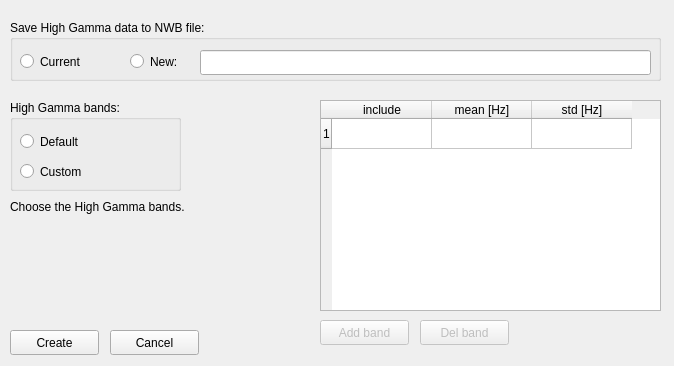
The window that ecogvis/ui/high_gamma_gui.ui (catalystneuro/ecogVIS) describes before a commit, drawn with Qt 5.
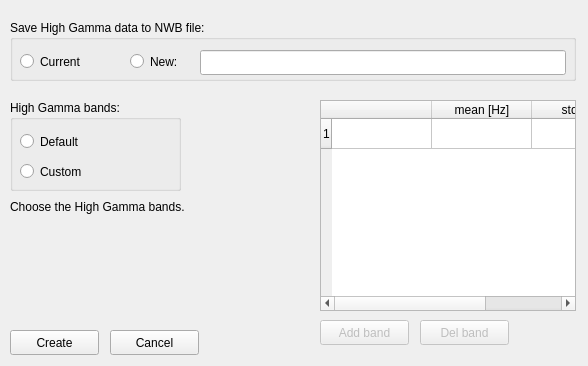
The same window after the commit.

Patch:
```diff
--- a/ecogvis/ui/high_gamma_gui.ui
+++ b/ecogvis/ui/high_gamma_gui.ui
@@ -9,7 +9,7 @@
    <rect>
     <x>0</x>
     <y>0</y>
-    <width>674</width>
+    <width>588</width>
     <height>366</height>
    </rect>
   </property>
@@ -75,12 +75,12 @@
     <rect>
      <x>320</x>
      <y>100</y>
-     <width>341</width>
+     <width>256</width>
      <height>211</height>
     </rect>
    </property>
    <property name="sizePolicy">
-    <sizepolicy hsizetype="MinimumExpanding" vsizetype="MinimumExpanding">
+    <sizepolicy hsizetype="Fixed" vsizetype="MinimumExpanding">
      <horstretch>0</horstretch>
      <verstretch>0</verstretch>
     </sizepolicy>
@@ -115,24 +115,33 @@
    <property name="columnCount">
     <number>3</number>
    </property>
+   <attribute name="horizontalHeaderMinimumSectionSize">
+    <number>10</number>
+   </attribute>
    <attribute name="verticalHeaderHighlightSections">
     <bool>true</bool>
    </attribute>
    <row/>
    <column>
     <property name="text">
-     <string>include</string>
+     <string/>
     </property>
    </column>
    <column>
     <property name="text">
      <string>mean [Hz]</string>
     </property>
+    <property name="textAlignment">
+     <set>AlignCenter</set>
+    </property>
    </column>
    <column>
     <property name="text">
      <string>std [Hz]</string>
     </property>
+    <property name="textAlignment">
+     <set>AlignCenter</set>
+    </property>
    </column>
   </widget>
   <widget class="QLabel" name="label_1">
@@ -220,7 +229,7 @@
     <rect>
      <x>10</x>
      <y>20</y>
-     <width>651</width>
+     <width>566</width>
      <height>61</height>
     </rect>
    </property>
@@ -264,7 +273,7 @@
      <rect>
       <x>190</x>
       <y>30</y>
-      <width>451</width>
+      <width>366</width>
       <height>25</height>
      </rect>
     </property>
```
